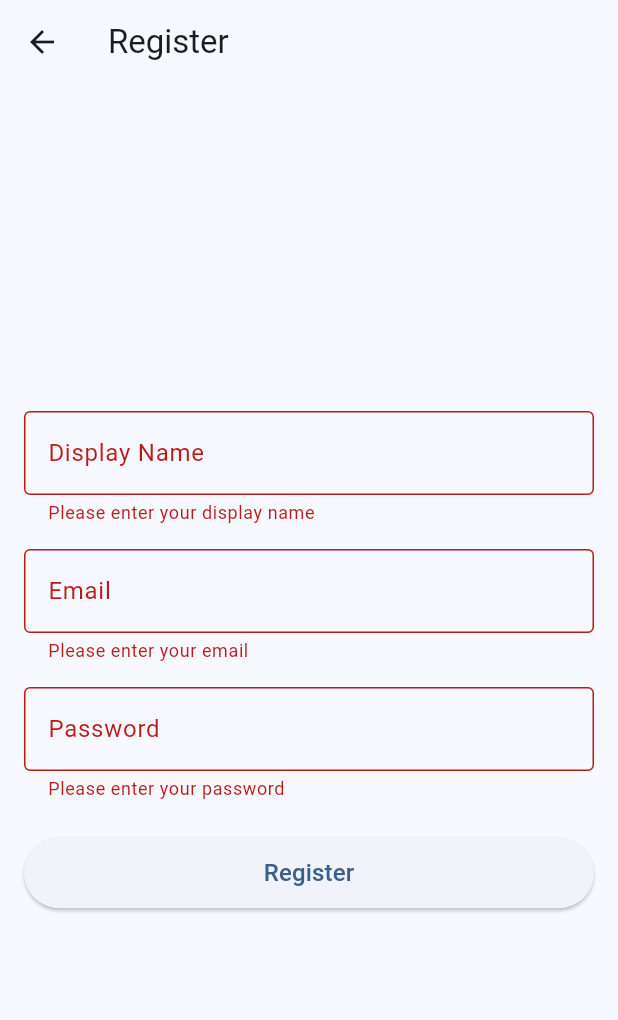
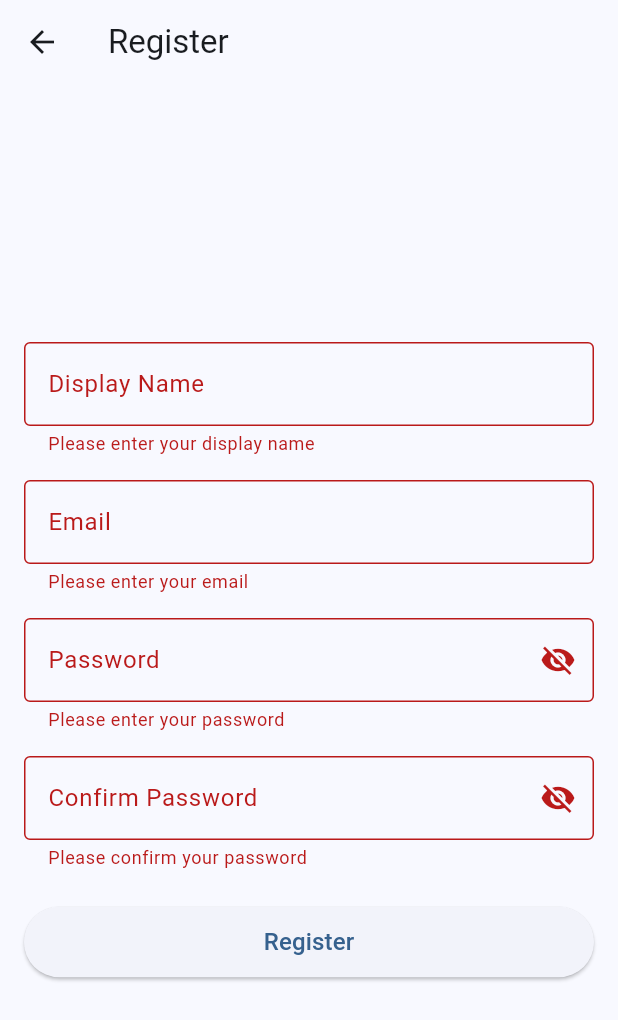
Before and after one commit to imahsanali01/flyer_chat, a Flutter app: the RegisterScreen screen opened directly, after a tap on "Register", on a phone screen of 412 x 824 dp. Shown: the top 1020 px of the screen. Run offline on Flutter 3.47's test engine with Material 3 defaults, Android fonts, the phone set to English and light mode, and no system bars; our stand-ins replace audioplayers, cached_network_image, chewie, cloud_firestore, device_info_plus, emoji_picker_flutter and 14 more; missing offline and left inert: agora_rtc_engine, video_compress, video_thumbnail; accounts and stored records are empty.

Commit message:
confirm pass & pwd strength enhanment

```diff
--- a/lib/src/views/auth/register_screen.dart
+++ b/lib/src/views/auth/register_screen.dart
@@ -13,13 +13,42 @@ class _RegisterScreenState extends State<RegisterScreen> {
   final _formKey = GlobalKey<FormState>();
   final _emailController = TextEditingController();
   final _passwordController = TextEditingController();
+  final _confirmPasswordController = TextEditingController();
   final _displayNameController = TextEditingController();
   bool _isLoading = false;
+  bool _showPassword = false;
+  bool _showConfirmPassword = false;
+  String _passwordStrengthLabel = '';
+  Color _passwordStrengthColor = Colors.grey;
+
+  void _updatePasswordStrength(String password) {
+    int score = 0;
+    if (password.length >= 6) score++;
+    if (password.length >= 10) score++;
+    if (RegExp(r'[A-Z]').hasMatch(password)) score++;
+    if (RegExp(r'[0-9]').hasMatch(password)) score++;
+    if (RegExp(r'[!@#\$&*~_\-]').hasMatch(password)) score++;
+
+    if (score <= 1) {
+      _passwordStrengthLabel = 'Weak';
+      _passwordStrengthColor = Colors.red;
+    } else if (score == 2 || score == 3) {
+      _passwordStrengthLabel = 'Medium';
+      _passwordStrengthColor = Colors.orange;
+    } else if (score >= 4) {
+      _passwordStrengthLabel = 'Strong';
+      _passwordStrengthColor = Colors.green;
+    } else {
+      _passwordStrengthLabel = '';
+      _passwordStrengthColor = Colors.grey;
+    }
+  }
 
   @override
   void dispose() {
     _emailController.dispose();
     _passwordController.dispose();
+    _confirmPasswordController.dispose();
     _displayNameController.dispose();
     super.dispose();
   }
@@ -99,17 +128,95 @@ class _RegisterScreenState extends State<RegisterScreen> {
                 const SizedBox(height: 16),
                 TextFormField(
                   controller: _passwordController,
-                  obscureText: true,
+                  obscureText: !_showPassword,
                   decoration: const InputDecoration(
                     labelText: 'Password',
                     border: OutlineInputBorder(),
+                  ).copyWith(
+                    suffixIcon: IconButton(
+                      icon: Icon(_showPassword ? Icons.visibility : Icons.visibility_off),
+                      onPressed: () {
+                        setState(() => _showPassword = !_showPassword);
+                      },
+                    ),
                   ),
+                  onChanged: (value) {
+                    setState(() {
+                      _updatePasswordStrength(value);
+                    });
+                  },
                   validator: (value) {
                     if (value == null || value.isEmpty) {
                       return 'Please enter your password';
                     }
                     if (value.length < 6) {
                       return 'Password must be at least 6 characters';
+                    }
+                    return null;
+                  },
+                ),
+                if (_passwordController.text.isNotEmpty)
+                  Padding(
+                    padding: const EdgeInsets.only(top: 8.0, bottom: 4.0),
+                    child: Row(
+                      children: [
+                        Expanded(
+                          child: Container(
+                            height: 6,
+                            decoration: BoxDecoration(
+                              color: _passwordStrengthColor.withOpacity(0.3),
+                              borderRadius: BorderRadius.circular(4),
+                            ),
+                            child: FractionallySizedBox(
+                              alignment: Alignment.centerLeft,
+                              widthFactor: _passwordStrengthLabel == 'Weak'
+                                  ? 0.33
+                                  : _passwordStrengthLabel == 'Medium'
+                                      ? 0.66
+                                      : _passwordStrengthLabel == 'Strong'
+                                          ? 1.0
+                                          : 0.0,
+                              child: Container(
+                                decoration: BoxDecoration(
+                                  color: _passwordStrengthColor,
+                                  borderRadius: BorderRadius.circular(4),
+                                ),
+                              ),
+                            ),
+                          ),
+                        ),
+                        const SizedBox(width: 12),
+                        Text(
+                          _passwordStrengthLabel,
+                          style: TextStyle(
+                            color: _passwordStrengthColor,
+                            fontWeight: FontWeight.bold,
+                          ),
+                        ),
+                      ],
+                    ),
+                  ),
+                const SizedBox(height: 16),
+                TextFormField(
+                  controller: _confirmPasswordController,
+                  obscureText: !_showConfirmPassword,
+                  decoration: const InputDecoration(
+                    labelText: 'Confirm Password',
+                    border: OutlineInputBorder(),
+                  ).copyWith(
+                    suffixIcon: IconButton(
+                      icon: Icon(_showConfirmPassword ? Icons.visibility : Icons.visibility_off),
+                      onPressed: () {
+                        setState(() => _showConfirmPassword = !_showConfirmPassword);
+                      },
+                    ),
+                  ),
+                  validator: (value) {
+                    if (value == null || value.isEmpty) {
+                      return 'Please confirm your password';
+                    }
+                    if (value != _passwordController.text) {
+                      return 'Passwords do not match';
                     }
                     return null;
                   },
```
